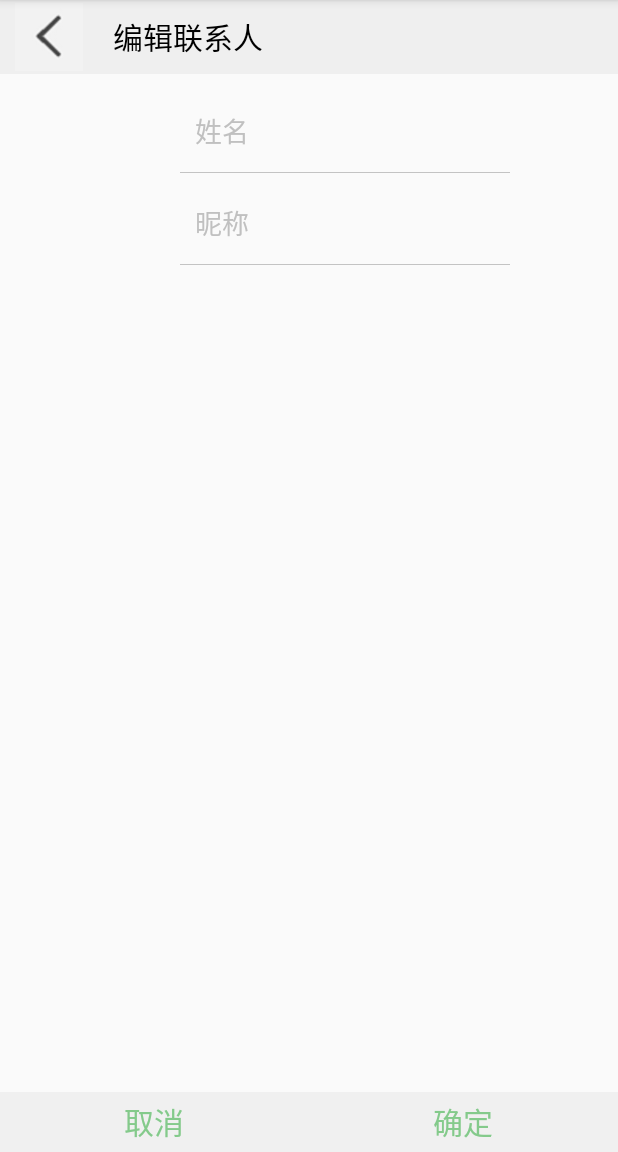
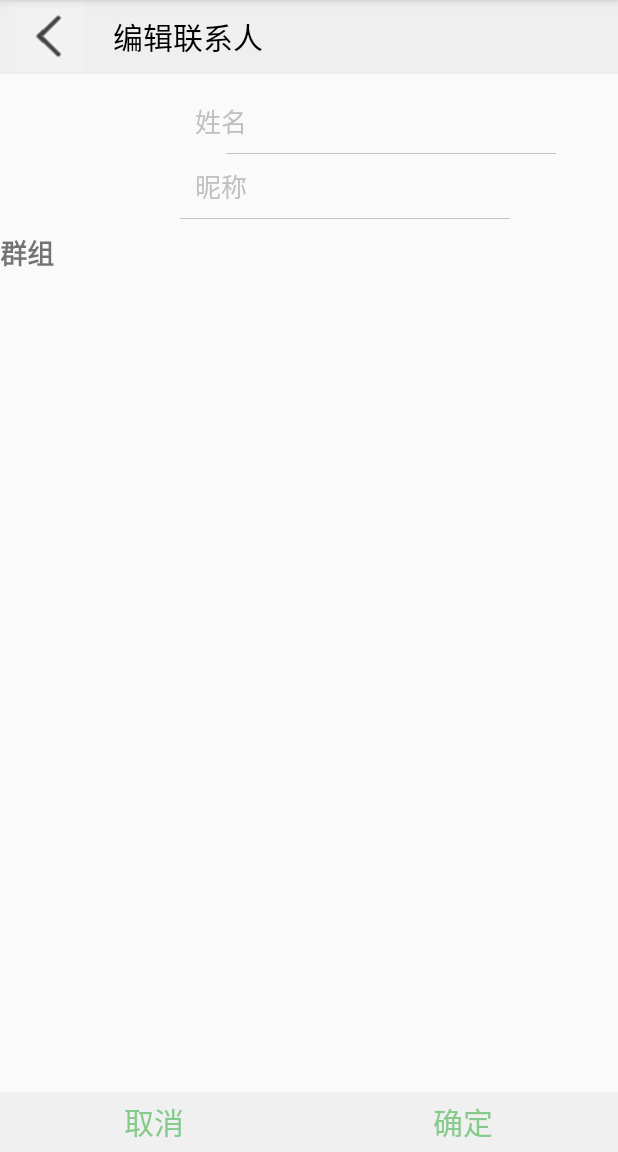
Before and after one commit to cooljacket/FamilyContactsList, an Android app: the ChangePeopleDetail screen opened directly, with no data from a screen before it, on a phone screen of 412 x 824 dp, the part 84-1236 px from its top. Run offline under Robolectric (Android 15) with nearby library versions, the phone set to English and light mode, and no system bars; 4 statements that could not run were skipped.

Commit message:
save temporary

```diff
--- a/app/src/main/java/hw/happyjacket/com/familycontactlist/ChangePeopleDetail.java
+++ b/app/src/main/java/hw/happyjacket/com/familycontactlist/ChangePeopleDetail.java
@@ -51,17 +51,9 @@ public class ChangePeopleDetail extends AppCompatActivity {
 
     EditText et_familyName;
     EditText et_name;
-    EditText et_phone;
-    EditText et_home;
-    EditText et_email;
-    EditText et_work;
-    EditText et_group;
-    EditText et_remark;
     Button btn_save;
     Button btn_return;
-    int imageP;//头像序号
     Bitmap imagePic;//头像Rid
-    int imagePP;
     String [][] info;
     ScrollListView mListView;
     PeopleInfoAdapter mPeopleInfoAdapter;
@@ -73,6 +65,10 @@ public class ChangePeopleDetail extends AppCompatActivity {
                 case 0:
                     imagePic = DialogFactory.getImagePicture();
                     map.put(PhoneDictionary.Photo,DialogFactory.getImagePosition());
+                    break;
+                case 1:
+                    info[0][0] = PhoneDictionary.PhoneCallChoices[msg.arg1];
+                    mPeopleInfoAdapter.notifyDataSetChanged();
                     break;
                 default:
                     break;
@@ -152,10 +148,6 @@ public class ChangePeopleDetail extends AppCompatActivity {
         btn_img = (ImageButton) findViewById(R.id.btn_img);
 
         mListView = (ScrollListView) findViewById(R.id.people_info);
-        mPeopleInfoAdapter = new PeopleInfoAdapter(this,R.layout.change_people_detail,info);
-        Toast.makeText(this,mPeopleInfoAdapter.getItem(1)[1],Toast.LENGTH_SHORT).show();
-        //mPeopleInfoAdapter.notifyDataSetChanged();
-        mListView.setAdapter(mPeopleInfoAdapter);
 //        imagePic=(int) map.get("contactPhoto");
         Log.i("detail",(int)map.get(PhoneDictionary.Photo) + "");
         DialogFactory.setImagePicture(imagePic = PhotoZoom.getBitmap((int)map.get("contactID"),(int)map.get(PhoneDictionary.Photo),TabContactsFragment.circleImage));
@@ -166,7 +158,6 @@ public class ChangePeopleDetail extends AppCompatActivity {
             @Override
             public void onClick(View v) {
                 DialogFactory.getPhotoDialog(ChangePeopleDetail.this, "请选择方法",new String[]{"从相库中选取","从默认图片选取"},new MyViewFactory(ChangePeopleDetail.this),btn_img,mHandler).show();
-
             }
         });
 
@@ -241,14 +232,15 @@ public class ChangePeopleDetail extends AppCompatActivity {
 
                /* map = getChanged();*/
                 Intent intent = new Intent();
+                int tmp;
                 HashMap<String,Object> t = new HashMap<String, Object>();
                 t.put(PhoneDictionary.NAME, et_name.getText().toString());
                 t.put(PhoneDictionary.NUMBER, mPeopleInfoAdapter.getItem(0)[1]);
-                t.put(PhoneDictionary.Photo, map.get(PhoneDictionary.Photo));
+                t.put(PhoneDictionary.Photo,tmp = (int)map.get(PhoneDictionary.Photo));
                 t.put(PhoneDictionary.Picture, imagePic);
                 intent.putExtra(PhoneDictionary.OTHER, t);
                 setResult(PhoneDictionary.CONTACT_REQUEST_CODE, intent);
-                if((int) map.get(PhoneDictionary.Photo) == -1)
+                if(tmp == -1)
                     PhotoZoom.saveBitmap((int) map.get("contactID"), imagePic);
                 finish();
 
@@ -266,6 +258,13 @@ public class ChangePeopleDetail extends AppCompatActivity {
 
 
 
+    }
+
+    @Override
+    public void onStart(){
+        super.onStart();
+        mPeopleInfoAdapter = new PeopleInfoAdapter(this,R.layout.change_people_detail,info,mHandler);
+        mListView.setAdapter(mPeopleInfoAdapter);
     }
 
     private void updateUser(HashMap map){
--- a/app/src/main/java/hw/happyjacket/com/familycontactlist/myphonebook/Operation.java
+++ b/app/src/main/java/hw/happyjacket/com/familycontactlist/myphonebook/Operation.java
@@ -73,12 +73,12 @@ public class Operation {
     public static void endCall(String number){sPhoneCallUtis.endCall(number);}
 
     public static boolean isBlackList(String number){
-        Log.e("eeeee","ee");
+        number = number.replace(" ","").replace("+86","").replace("+","");
         return sBlackListMaster.isInBlackList(number);
     }
 
     public static void addBlackList(String number){
-        Log.e("eeeee","add");
+        number = number.replace(" ","").replace("+86","").replace("+","");
         sBlackListMaster.add(number);
     }
 
--- a/app/src/main/java/hw/happyjacket/com/familycontactlist/phone/PhoneDictionary.java
+++ b/app/src/main/java/hw/happyjacket/com/familycontactlist/phone/PhoneDictionary.java
@@ -46,8 +46,8 @@ public class PhoneDictionary {
     public static final int CONTENT_OPTIONS1 = 1;
     public static final int CONTENT_OPTIONS2 = 2;
     public static final int CALLLOG_OPTIONS = 3;
-    public static final int RADIO_OPTION = 0;
-    public static final int CHECKBOX_OPTION = 1;
+    public static final int RADIO_OPTION = 1;
+    public static final int CHECKBOX_OPTION = 2;
     public static final int IMAGE_REQUEST_CODE = 1;
     public static final int RESULT_REQUEST_CODE = 2;
     public static final int CONTACT_REQUEST_CODE  = 1;
@@ -66,6 +66,7 @@ public class PhoneDictionary {
     public static final String ContentItems2[] = {"呼叫","删除"};
     public static final String PhoneCallNumber[] = {"1","2","3","4","5","6","7","8","9","*","0","#"};
     public static final String PhoneCallAlphabet[] = {"","abc","def","ghi","jkl","nmo","pqrs","tuv","wxyz",",","+",""};
+    public static final String PhoneCallChoices[] = {"手机","单位", "住宅", "总机", "单位传真", "住宅传真", "寻呼机" ,"其他"};
 
 
     public static final int ImageID[] = {R.drawable.p4,R.drawable.p5,R.drawable.p6,
--- a/app/src/main/res/drawable/diawheel_call_selector.xml
+++ b/app/src/main/res/drawable/diawheel_call_selector.xml
@@ -13,4 +13,5 @@
         </shape>
     </item>
 
+
 </selector>
--- a/app/src/main/res/layout/dia_wheel.xml
+++ b/app/src/main/res/layout/dia_wheel.xml
@@ -41,7 +41,6 @@
         android:layout_width="100dp"
         android:layout_height="50dp"
         android:background="@drawable/diawheel_call_selector"
-        android:src="@drawable/ic_menu_call"
         android:layout_centerHorizontal="true"
         android:layout_below="@+id/dia_wheel_table"
         android:layout_marginTop="1dp"
--- a/app/src/main/res/layout/edit_people_detail.xml
+++ b/app/src/main/res/layout/edit_people_detail.xml
@@ -39,6 +39,7 @@
 
     <ScrollView
         android:layout_marginTop="49dp"
+        android:id="@+id/people_info_main"
         android:layout_width="fill_parent"
         android:layout_height="wrap_content"
         android:scrollbars="vertical">
@@ -78,34 +79,40 @@
                     >
                     <EditText
                         android:layout_width="fill_parent"
-                        android:layout_height="55dp"
+                        android:layout_height="wrap_content"
                         android:id="@+id/et_name"
                         android:gravity="center_vertical"
                         android:layout_marginLeft="10dp"
                         android:background="#00000000"
                         android:layout_gravity="center_vertical"
                         android:textColor="#000000"
+                        android:textSize="17dp"
+                        android:layout_marginTop="8dp"
+                        android:layout_marginBottom="8dp"
                         android:textCursorDrawable="@drawable/color_cursor"
                         android:hint="姓名"
                         android:textColorHint="#C0C0C0"
                         />
                     <EditText
                         android:layout_width="220dp"
-                        android:layout_height="0.7dp"
+                        android:layout_height="0.8dp"
                         android:background="@drawable/vertical_divider"
+                        android:layout_gravity="center_horizontal"
                         />
 
 
                     <EditText
                         android:layout_width="fill_parent"
-                        android:layout_height="55dp"
+                        android:layout_height="wrap_content"
                         android:id="@+id/et_familyName"
                         android:gravity="center_vertical"
                         android:layout_marginLeft="10dp"
                         android:background="#00000000"
-                        android:layout_marginTop="5dp"
+                        android:layout_marginTop="8dp"
+                        android:layout_marginBottom="8dp"
                         android:layout_gravity="center_vertical"
                         android:textColor="#000000"
+                        android:textSize="17dp"
                         android:textCursorDrawable="@drawable/color_cursor"
                         android:hint="昵称"
                         android:textColorHint="#C0C0C0"
@@ -113,7 +120,7 @@
                         />
                     <EditText
                         android:layout_width="220dp"
-                        android:layout_height="0.7dp"
+                        android:layout_height="0.8dp"
                         android:background="@drawable/vertical_divider"
                         />
 
@@ -130,6 +137,8 @@
                 android:layout_marginTop="5dp"
                 android:layout_width="match_parent"
                 android:layout_height="wrap_content"
+                android:divider="@color/white"
+                android:dividerHeight="0dp"
                 android:id="@+id/people_info">
             </hw.happyjacket.com.familycontactlist.myphonebook.listview.ScrollListView>
 
@@ -137,6 +146,27 @@
         </LinearLayout>
 
     </ScrollView>
+
+    <LinearLayout
+        android:layout_width="wrap_content"
+        android:layout_height="wrap_content"
+        android:orientation="vertical"
+        android:id="@+id/people_info_group"
+        android:layout_below="@+id/people_info_main">
+
+        <TextView
+            android:layout_width="wrap_content"
+            android:layout_height="wrap_content"
+            android:textSize="18dp"
+            android:textStyle="bold"
+            android:text="群组"/>
+
+        <TextView
+            android:layout_width="wrap_content"
+            android:layout_height="wrap_content"
+            android:id="@+id/people_info_group_content"/>
+
+    </LinearLayout>
 
     <LinearLayout
 
--- a/app/src/main/res/layout/people_detail.xml
+++ b/app/src/main/res/layout/people_detail.xml
@@ -30,9 +30,8 @@
                     android:id="@+id/p_img"
                     android:layout_width="250px"
                     android:layout_height="250px"
-
                     android:scaleType="centerCrop"
-                    ></ImageView>
+                    />
                 <LinearLayout
                     android:layout_width="150dp"
                     android:layout_height="wrap_content"
```
Also changed, not shown: app/src/main/java/hw/happyjacket/com/familycontactlist/ContactActivity.java (+4 -3 lines), app/src/main/java/hw/happyjacket/com/familycontactlist/myphonebook/PhotoZoom.java (+10 -0 lines), app/src/main/java/hw/happyjacket/com/familycontactlist/myphonebook/adapter/PeopleInfoAdapter.java (+37 -16 lines), app/src/main/java/hw/happyjacket/com/familycontactlist/myphonebook/adapter/TabContactAdapter.java (+14 -8 lines), app/src/main/java/hw/happyjacket/com/familycontactlist/myphonebook/factory/DialogFactory.java (+7 -2 lines), app/src/main/java/hw/happyjacket/com/familycontactlist/myphonebook/show/ContactShow.java (+10 -2 lines), app/src/main/res/layout/change_people_detail.xml (+28 -16 lines), app/src/main/res/drawable/close_text.png (added), app/src/main/res/drawable/close_text2.png (added), app/src/main/res/drawable/text_delete.png (added).
